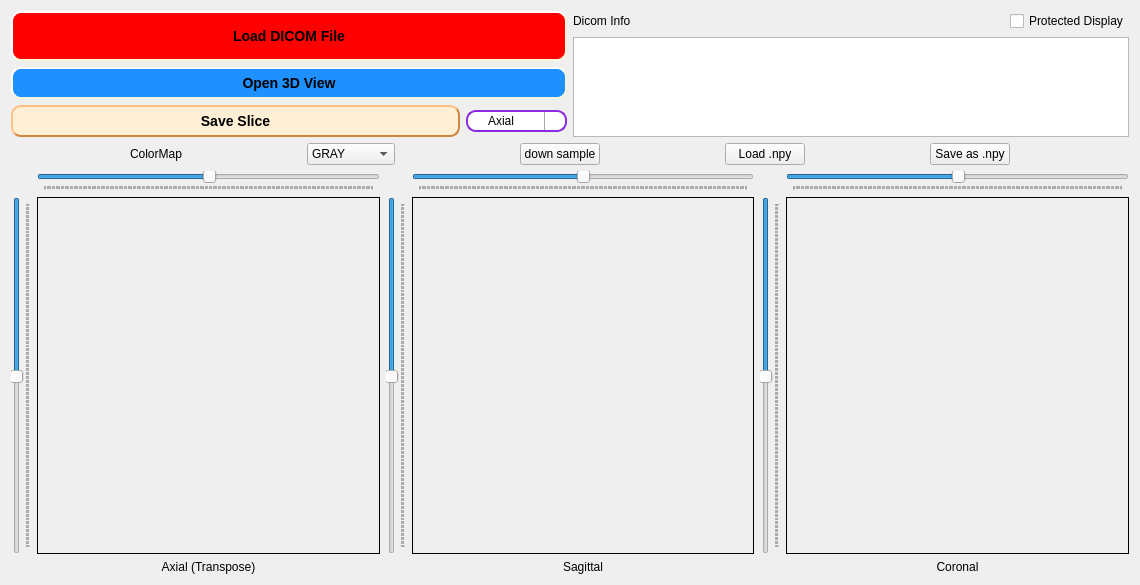
Before: the Qt Designer form src/threeD/threeD_module.ui in wenyalintw/Dicom-Viewer, drawn with Qt 5.
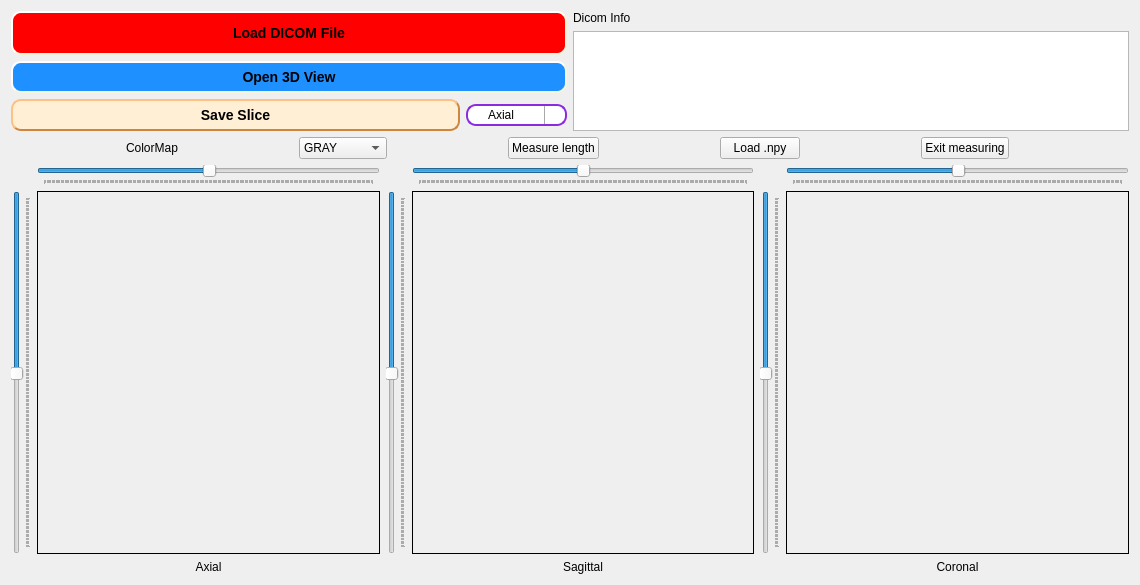
After: the same form once the commit is applied. Icons and pictures are not drawn. Custom widgets are drawn as their Qt base class.

Commit message: Added distance measuring functionality, rearranged and redesigned some buttons and window layout

What changed in the file:
```diff
--- a/src/threeD/threeD_module.ui
+++ b/src/threeD/threeD_module.ui
@@ -182,7 +182,7 @@
           </sizepolicy>
          </property>
          <property name="text">
-          <string>Axial (Transpose)</string>
+          <string>Axial</string>
          </property>
          <property name="alignment">
           <set>Qt::AlignCenter</set>
@@ -731,7 +731,7 @@
            </property>
           </widget>
          </item>
-         <item>
+         <!-- <item>
           <widget class="QCheckBox" name="privatecheckBox">
            <property name="sizePolicy">
             <sizepolicy hsizetype="Fixed" vsizetype="Fixed">
@@ -743,7 +743,7 @@
             <string>Protected Display</string>
            </property>
           </widget>
-         </item>
+         </item> -->
         </layout>
        </item>
        <item>
@@ -895,7 +895,7 @@
         <enum>Qt::NoFocus</enum>
        </property>
        <property name="text">
-        <string>down sample</string>
+        <string>Measure length</string>
        </property>
       </widget>
      </item>
@@ -927,7 +927,7 @@
         <enum>Qt::NoFocus</enum>
        </property>
        <property name="text">
-        <string>Save as .npy</string>
+        <string>Exit measuring</string>
        </property>
       </widget>
      </item>
```
Left out of the diff: 6 changed lines with no effect on the pictures. The commit also changes 205 other files.
